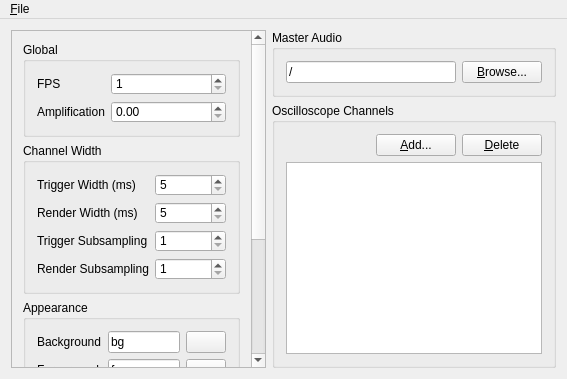
Qt form ovgenpy/gui/mainwindow.ui (corrscope/corrscope) before a commit.
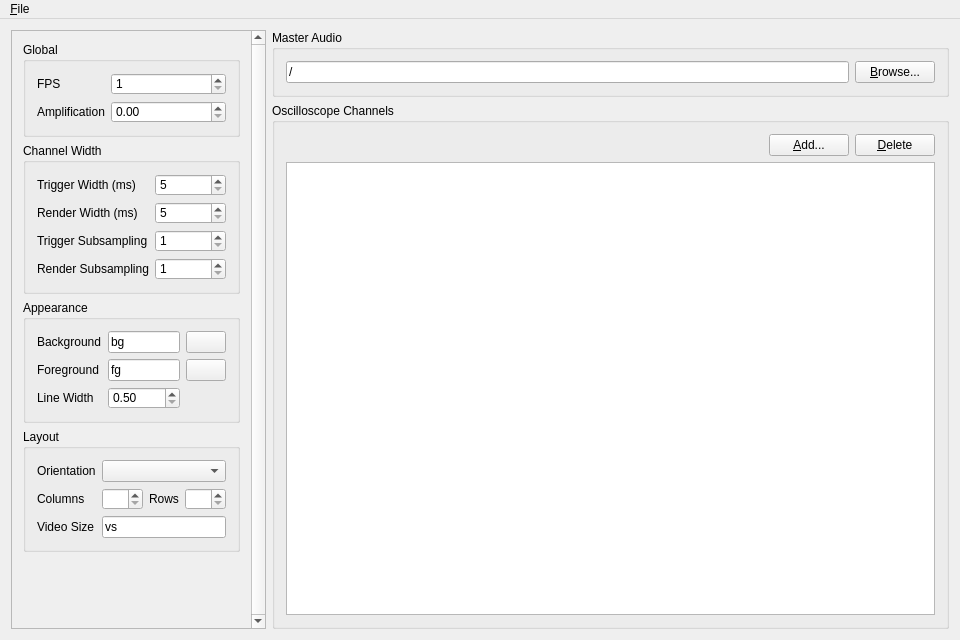
The same form after that commit.

Commit message: Expand window by default

Patch:
```diff
--- a/ovgenpy/gui/mainwindow.ui
+++ b/ovgenpy/gui/mainwindow.ui
@@ -2,6 +2,14 @@
 <ui version="4.0">
  <class>MainWindow</class>
  <widget class="QMainWindow" name="MainWindow">
+  <property name="geometry">
+   <rect>
+    <x>0</x>
+    <y>0</y>
+    <width>960</width>
+    <height>640</height>
+   </rect>
+  </property>
   <property name="windowTitle">
    <string>MainWindow</string>
   </property>
```
